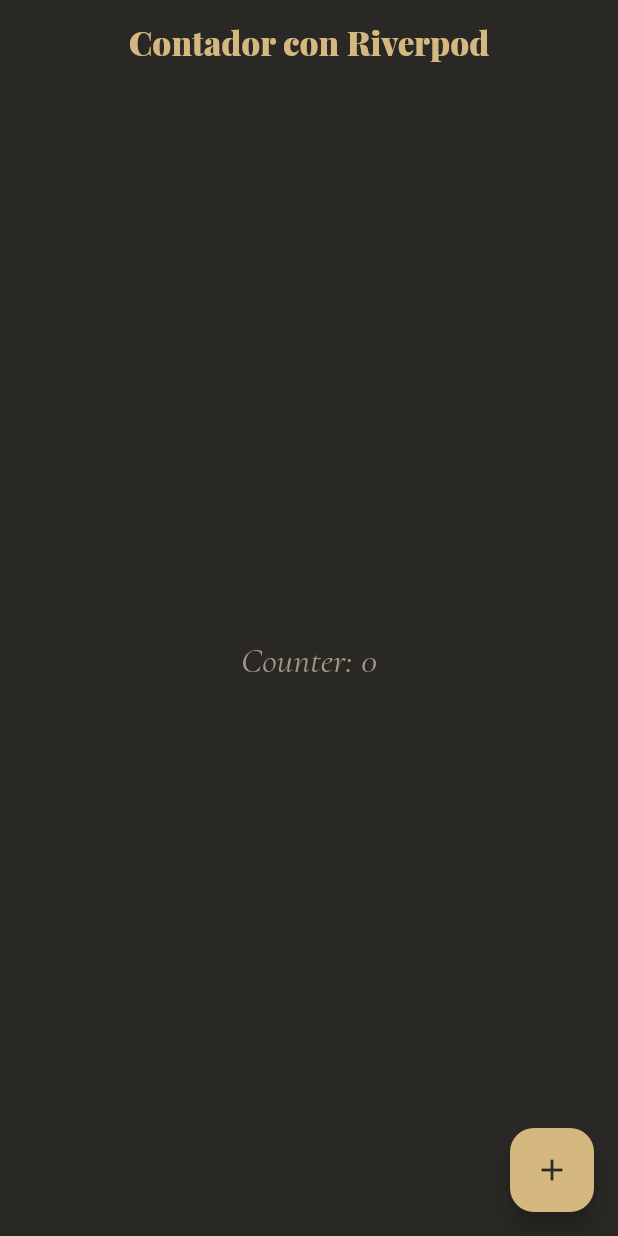
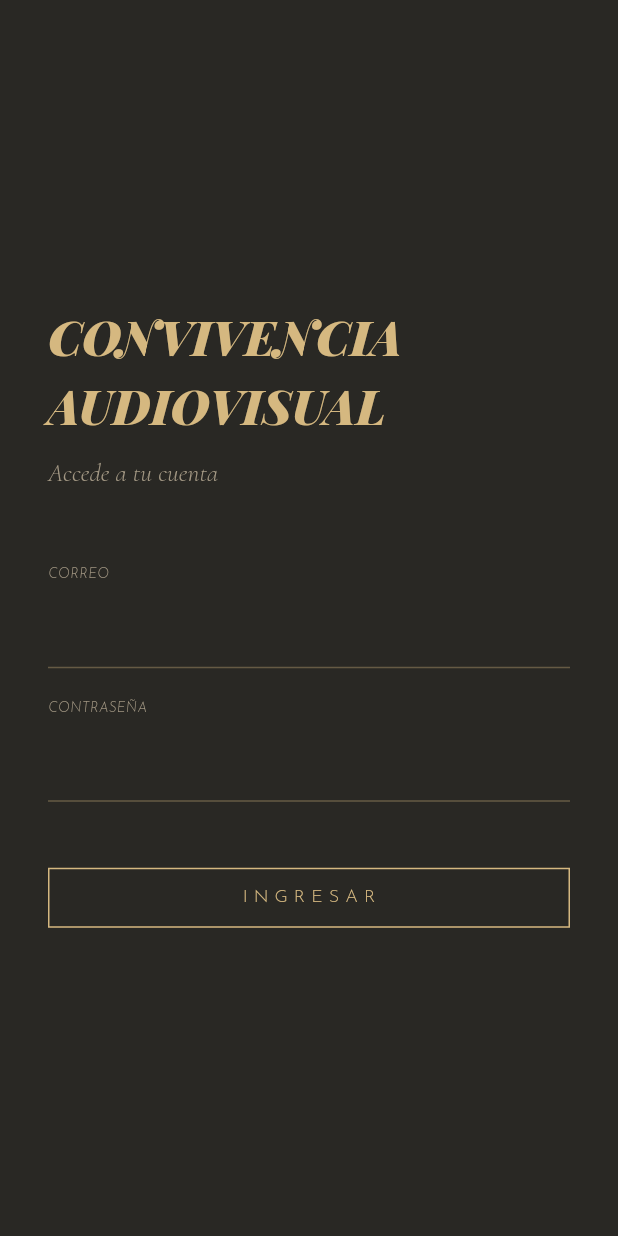
Before and after one commit to Borgues12/cateleraBorgues, a Flutter app: the screen it shows after launch, on a phone screen of 412 x 824 dp. Run offline on Flutter 3.47's test engine with Material 3 defaults, Android fonts, the phone set to English and light mode, and no system bars; our stand-ins replace firebase_auth, firebase_core, flutter_riverpod, freezed_annotation, go_router, google_fonts; accounts and stored records are empty; generated files the repository leaves out were written again.

Commit message:
feat(auth): login, logout y persistencia de sesión con firebase

```diff
--- /dev/null
+++ b/lib/core/router/app_router.dart
@@ -0,0 +1,68 @@
+import 'package:flutter/material.dart';
+import 'package:flutter_riverpod/flutter_riverpod.dart';
+import 'package:go_router/go_router.dart';
+import '../../features/auth/domain/auth_state.dart';
+import '../../features/auth/presentation/prov_auth.dart';
+import '../../features/auth/presentation/scr_login.dart';
+import '../../core/theme/theme.dart';
+
+// Pantalla temporal hasta construir el home real
+class HomeScreen extends ConsumerWidget {
+  const HomeScreen({super.key});
+
+  @override
+  Widget build(BuildContext context, WidgetRef ref) {
+    return Scaffold(
+      body: Center(
+        child: Column(
+          mainAxisAlignment: MainAxisAlignment.center,
+          children: [
+            Text(
+              'Bienvenido',
+              style: Theme.of(context).textTheme.displayMedium,
+            ),
+            const SizedBox(height: 32),
+            ElevatedButton(
+              onPressed: () => ref.read(authNotifierProvider.notifier).signOut(),
+              child: Text(
+                'CERRAR SESIÓN',
+                style: AppTextStyles.labelLarge().copyWith(letterSpacing: 4),
+              ),
+            ),
+          ],
+        ),
+      ),
+    );
+  }
+}
+
+
+// Configuración de rutas con GoRouter, redirigiendo según el estado de autenticación
+final routerProvider = Provider<GoRouter>((ref) {
+  final authAsync = ref.watch(authStateProvider);
+
+  return GoRouter(
+    initialLocation: '/login',
+    redirect: (context, state) {
+      final isLoggedIn = authAsync.valueOrNull?.maybeMap(
+            authenticated: (_) => true,
+            orElse: () => false,
+          ) ?? false;
+      final isOnLogin = state.matchedLocation == '/login';
+
+      if (!isLoggedIn && !isOnLogin) return '/login';
+      if (isLoggedIn && isOnLogin) return '/home';
+      return null;
+    },
+    routes: [
+      GoRoute(
+        path: '/login',
+        builder: (context, state) => const LoginScreen(),
+      ),
+      GoRoute(
+        path: '/home',
+        builder: (context, state) => const HomeScreen(),
+      ),
+    ],
+  );
+});
--- /dev/null
+++ b/lib/features/auth/domain/auth_state.dart
@@ -0,0 +1,21 @@
+import 'package:freezed_annotation/freezed_annotation.dart';
+import 'package:firebase_auth/firebase_auth.dart';
+
+part 'auth_state.freezed.dart';
+
+//freezed: es una librería de Dart que facilita la creación de clases inmutables y selladas (sealed classes)
+// con un enfoque en la seguridad de tipos y la facilidad de uso. Permite definir estados de manera concisa y clara,
+//lo que es especialmente útil en la gestión de estados en aplicaciones Flutter.
+@freezed
+class AuthState with _$AuthState {
+  //estado inicial
+  const factory AuthState.initial() = _Initial;
+  //estado de carga
+  const factory AuthState.loading() = _Loading;
+  //estado autenticado con un usuario
+  const factory AuthState.authenticated(User user) = _Authenticated;
+  //estado no autenticado
+  const factory AuthState.unauthenticated() = _Unauthenticated;
+  //estado de error con un mensaje
+  const factory AuthState.error(String message) = _Error;
+}
--- /dev/null
+++ b/lib/features/auth/presentation/scr_login.dart
@@ -0,0 +1,150 @@
+import 'package:flutter/material.dart';
+import 'package:flutter_riverpod/flutter_riverpod.dart';
+import '../../../core/theme/theme.dart';
+import 'prov_auth.dart';
+import '../domain/auth_state.dart';
+
+class LoginScreen extends ConsumerStatefulWidget {
+  const LoginScreen({super.key});
+
+  @override
+  ConsumerState<LoginScreen> createState() => _LoginScreenState();
+}
+
+class _LoginScreenState extends ConsumerState<LoginScreen> {
+  final _emailController = TextEditingController();
+  final _passwordController = TextEditingController();
+
+// Limpia los controladores para evitar fugas de memoria
+  @override
+  void dispose() {
+    _emailController.dispose();
+    _passwordController.dispose();
+    super.dispose();
+  }
+// Maneja el proceso de login llamando al método del notifier
+  Future<void> _handleLogin() async {
+    if(_emailController.text.isEmpty || _passwordController.text.isEmpty) {
+      ScaffoldMessenger.of(context).showSnackBar(
+      SnackBar(
+          backgroundColor: AppColors.surface,
+          content: Text('Por favor, completa todos los campos.', style: AppTextStyles.bodyMedium()),
+        ),
+      );
+      return;
+    }
+    await ref.read(authNotifierProvider.notifier).signIn(
+          _emailController.text.trim(),
+          _passwordController.text.trim(),
+        );
+  }
+// Construye la interfaz de usuario y escucha cambios en el estado de autenticación para mostrar mensajes de error
+  @override
+  Widget build(BuildContext context) {
+    final authAsync = ref.watch(authNotifierProvider);
+
+    ref.listen<AsyncValue<AuthState>>(authNotifierProvider, (_, next) {
+      next.whenData((state) {
+        state.maybeWhen(
+          error: (message) => ScaffoldMessenger.of(context).showSnackBar(
+            SnackBar(
+              backgroundColor: AppColors.surface,
+              content: Text(message, style: AppTextStyles.bodyMedium()),
+            ),
+          ),
+          orElse: () {},
+        );
+      });
+    });
+
+    return Scaffold(
+      body: SafeArea(
+        child: Padding(
+          padding: const EdgeInsets.symmetric(horizontal: 32),
+          child: Column(
+            mainAxisAlignment: MainAxisAlignment.center,
+            crossAxisAlignment: CrossAxisAlignment.start,
+            children: [
+              // Título
+              Text('CONVIVENCIA\nAUDIOVISUAL',
+                  style: AppTextStyles.displayMedium()),
+              const SizedBox(height: 8),
+              Text('Accede a tu cuenta', style: AppTextStyles.bodyLarge()),
+
+              const SizedBox(height: 48),
+
+              _buildInput(
+                controller: _emailController,
+                label: 'CORREO',
+                keyboardType: TextInputType.emailAddress,
+              ),
+              const SizedBox(height: 20),
+              _buildInput(
+                controller: _passwordController,
+                label: 'CONTRASEÑA',
+                obscureText: true,
+              ),
+
+              const SizedBox(height: 40),
+
+              // Botón
+              SizedBox(
+                width: double.infinity,
+                child: authAsync.isLoading
+                    ? const Center(
+                        child: CircularProgressIndicator(
+                          color: AppColors.gold,
+                        ),
+                      )
+                    : ElevatedButton(
+                        onPressed: _handleLogin,
+                        child: Text(
+                          'INGRESAR',
+                          style: AppTextStyles.labelLarge().copyWith(
+                            letterSpacing: 4,
+                            fontSize: 12,
+                          ),
+                        ),
+                      ),
+              ),
+            ],
+          ),
+        ),
+      ),
+    );
+  }
+
+  Widget _buildInput({
+    required TextEditingController controller,
+    required String label,
+    TextInputType keyboardType = TextInputType.text,
+    bool obscureText = false,
+  }) {
+    return Column(
+      crossAxisAlignment: CrossAxisAlignment.start,
+      children: [
+        Text(label, style: AppTextStyles.labelMedium()),
+        const SizedBox(height: 8),
+        TextField(
+          controller: controller,
+          keyboardType: keyboardType,
+          obscureText: obscureText,
+          style: AppTextStyles.bodyLarge().copyWith(
+            fontStyle: FontStyle.normal,
+            color: AppColors.gold,
+            fontSize: 18,
+          ),
+          cursorColor: AppColors.gold,
+          decoration: InputDecoration(
+            enabledBorder: const UnderlineInputBorder(
+              borderSide: BorderSide(color: AppColors.goldLine),
+            ),
+            focusedBorder: const UnderlineInputBorder(
+              borderSide: BorderSide(color: AppColors.gold),
+            ),
+          ),
+        ),
+      ],
+    );
+  }
+}
--- a/lib/main.dart
+++ b/lib/main.dart
@@ -1,19 +1,38 @@
 import 'package:flutter/material.dart';
 import 'package:flutter_riverpod/flutter_riverpod.dart';
-import 'package:app_convivencia/features/presentation/screens/scr_counter.dart';
+import 'package:firebase_core/firebase_core.dart'; //configuración de Firebase
+import 'firebase_options.dart'; //configuración de Firebase
 import 'package:app_convivencia/core/theme/theme.dart'; //estilos
+//router para navegación entre pantallas
+import 'core/router/app_router.dart';
 
-void main() {
+
+
+void main() async {
   // Asegurarse de que Flutter esté completamente inicializado antes de ejecutar la app
   WidgetsFlutterBinding.ensureInitialized();
+  // Inicializar Firebase con la configuración específica para cada plataforma
+  await Firebase.initializeApp(
+    options: DefaultFirebaseOptions.currentPlatform,
+  );
   runApp(
     ProviderScope(
-      child: MaterialApp(
-        // Deshabilitar banner de debug
-        debugShowCheckedModeBanner: false,
-        theme: AppTheme.theme,
-        home: CounterScreen(),
-      ),
+      child: AppRouter(),
     ),
   );
 }
+
+class AppRouter extends ConsumerWidget {
+  const AppRouter({super.key});
+
+  @override
+  Widget build(BuildContext context, WidgetRef ref) {
+    final router = ref.watch(routerProvider);
+
+    return MaterialApp.router(
+      debugShowCheckedModeBanner: false,
+      theme: AppTheme.theme,
+      routerConfig: router,
+    );
+  }
+}
--- a/pubspec.yaml
+++ b/pubspec.yaml
@@ -7,9 +7,13 @@ environment:
   sdk: ^3.10.4
 
 dependencies:
+  cloud_firestore: ^6.5.0
+  firebase_auth: ^6.5.2
+  firebase_core: ^4.10.0
   flutter:
     sdk: flutter
   flutter_riverpod: ^2.6.1
+  go_router: ^17.3.0
   google_fonts: ^8.1.0
 
 dev_dependencies:
```
Also changed, not shown: lib/features/auth/data/dt_auth.dart (added, +46 -0 lines), lib/features/auth/presentation/prov_auth.dart (added, +36 -0 lines), firebase.json (added), lib/firebase_options.dart (added), pubspec.lock, 9 other files.
